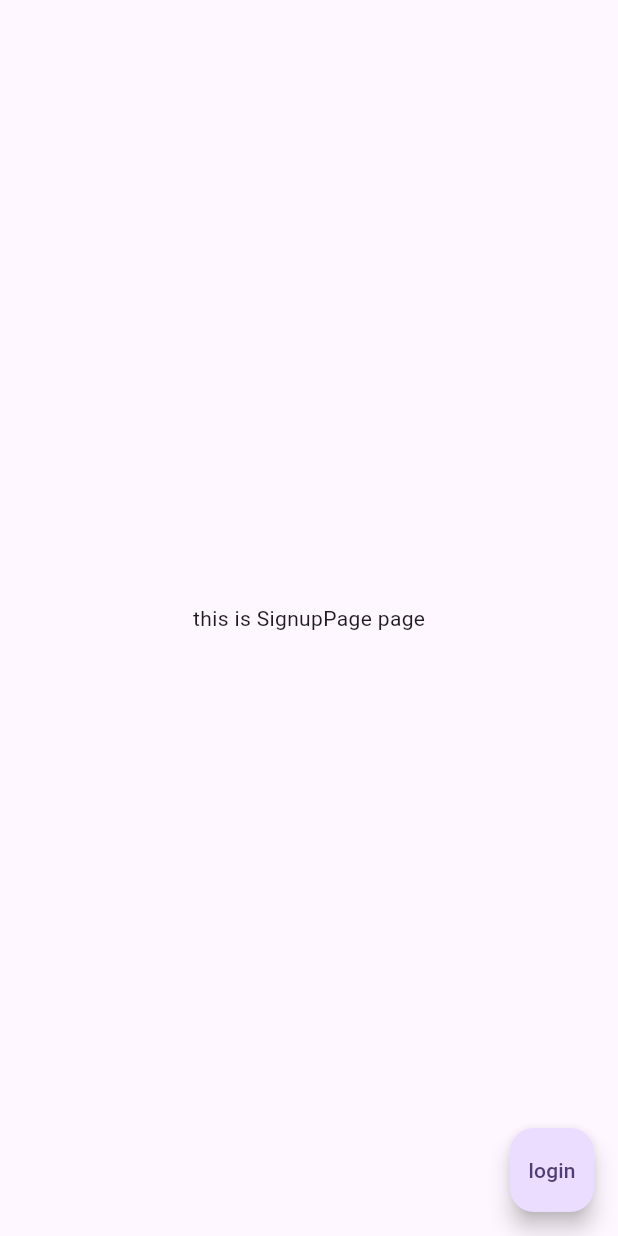
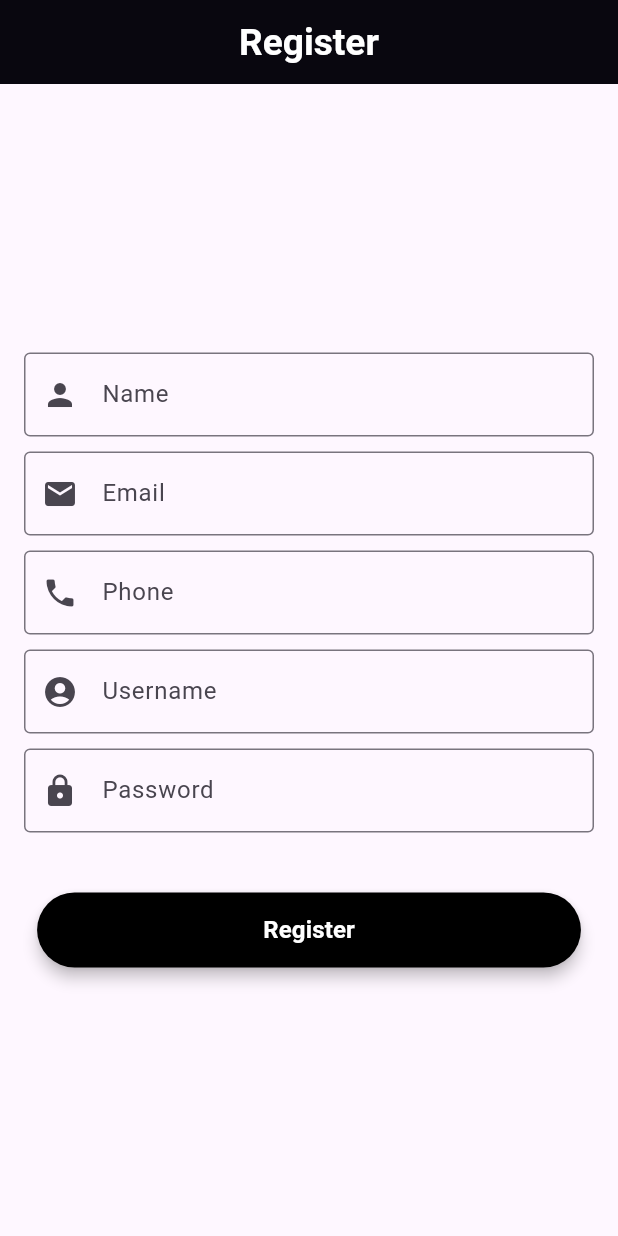
Before and after one commit to Yash-Gupta001/registration_in_bloc, a Flutter app: the screen it shows after launch, on a phone screen of 412 x 824 dp. Run offline on Flutter 3.47's test engine with Material 3 defaults, Android fonts, the phone set to English and light mode, and no system bars; our stand-ins replace double_back_to_close_app, floor, get_it, sqflite; accounts and stored records are empty; generated files the repository leaves out were written again.

Commit message:
ui for registration page done

```diff
--- a/lib/floor_database/entity/employee_entity.dart
+++ b/lib/floor_database/entity/user_entity.dart
@@ -1,27 +1,27 @@
 import 'package:floor/floor.dart';
 
-@Entity(tableName: 'employee_entity')
-class EmployeeEntity {
+@Entity(tableName: 'user_entity')
+class UserEntity {
   @PrimaryKey(autoGenerate: true)
   int? id;
 
   final String name;
   final String email;
   final String phone;
-  final String uid; // username
+  final String username;
   final String password;
 
-  EmployeeEntity({
+  UserEntity({
     this.id,
     required this.name,
     required this.email,
     required this.phone,
     required this.password,
-    required this.uid,
+    required this.username,
   });
 
   @override
   String toString() {
-    return 'Employee(id: $id, uid: $uid, name: $name)';
+    return 'User(id: $id, uid: $username, name: $name)';
   }
 }
--- a/lib/main.dart
+++ b/lib/main.dart
@@ -1,24 +1,29 @@
 import 'package:flutter/material.dart';
 import 'package:registration_in_bloc/presentation/auth/pages/signup.dart';
+import 'service locator/service_locator.dart';
 
-void main() {
-  runApp(const MyApp());
+void main() async {
+  WidgetsFlutterBinding.ensureInitialized();
+
+  try {
+    // Initialize dependency injection from service locator
+    await setup();
+    runApp(const MyApp());
+  } catch (e) {
+    // ignore: avoid_print
+    print('Failed to initialize app: $e');
+  }
 }
 
 class MyApp extends StatelessWidget {
   const MyApp({super.key});
 
-  // This widget is the root of your application.
   @override
   Widget build(BuildContext context) {
     return MaterialApp(
       debugShowCheckedModeBanner: false,
-      title: 'Flutter Demo',
-      theme: ThemeData(
-        colorScheme: ColorScheme.fromSeed(seedColor: Colors.deepPurple),
-        useMaterial3: true,
-      ),
       home: SignupPage(),
+
     );
   }
 }
--- a/lib/presentation/auth/pages/signup.dart
+++ b/lib/presentation/auth/pages/signup.dart
@@ -1,22 +1,118 @@
 import 'package:flutter/material.dart';
 import 'package:registration_in_bloc/presentation/auth/pages/signin.dart';
+import 'package:registration_in_bloc/ui/widgets/app_bar.dart';
+import '../../../ui/widgets/elevated_button.dart';
 
 class SignupPage extends StatelessWidget {
-  const SignupPage({super.key});
+  SignupPage({super.key});
+
+  // Controllers for each TextField
+  final TextEditingController nameController = TextEditingController();
+  final TextEditingController emailController = TextEditingController();
+  final TextEditingController phoneController = TextEditingController();
+  final TextEditingController usernameController = TextEditingController();
+  final TextEditingController passwordController = TextEditingController();
 
   @override
   Widget build(BuildContext context) {
-    return Scaffold(
+    return SafeArea(
+      child: Scaffold(
+        appBar: CustomAppbar(
+          title: 'Register',
+          leading: false
+        ),
         body: Center(
-        child: Text('this is SignupPage page'),
+          child: Padding(
+            padding: const EdgeInsets.all(16.0),
+            child: Column(
+              mainAxisAlignment: MainAxisAlignment.center,
+              children: [
+
+                // Name TextField
+                TextField(
+                  controller: nameController,
+                  autofocus: false,
+                  decoration: InputDecoration(
+                    labelText: 'Name',
+                    border: OutlineInputBorder(),
+                    prefixIcon: Icon(Icons.person),
                   ),
-      floatingActionButton: FloatingActionButton(onPressed: () {
+                ),
+                SizedBox(height: 10),
+
+                // Email TextField
+                TextField(
+                  controller: emailController,
+                  autofocus: false,
+                  decoration: InputDecoration(
+                    labelText: 'Email',
+                    border: OutlineInputBorder(),
+                    prefixIcon: Icon(Icons.email),
+                  ),
+                  keyboardType: TextInputType.emailAddress, // Email keyboard
+                ),
+                SizedBox(height: 10),
+
+                // Phone TextField
+                TextField(
+                  controller: phoneController,
+                  autofocus: false,
+                  decoration: InputDecoration(
+                    labelText: 'Phone',
+                    border: OutlineInputBorder(),
+                    prefixIcon: Icon(Icons.phone),
+                  ),
+                  keyboardType: TextInputType.phone,
+                ),
+                SizedBox(height: 10),
+
+                // Username TextField
+                TextField(
+                  controller: usernameController,
+                  autofocus: false,
+                  decoration: InputDecoration(
+                    labelText: 'Username',
+                    border: OutlineInputBorder(),
+                    prefixIcon: Icon(Icons.account_circle),
+                  ),
+                ),
+                SizedBox(height: 10),
+
+                // Password TextField
+                TextField(
+                  controller: passwordController,
+                  autofocus: false,
+                  obscureText: true,
+                  decoration: InputDecoration(
+                    labelText: 'Password',
+                    border: OutlineInputBorder(),
+                    prefixIcon: Icon(Icons.lock),
+                  ),
+                ),
+                SizedBox(height: 10),
+
+                SizedBox(height: 30),
+                CustomElevatedButton(
+                  title: 'Register',
+                  onPressed: () {
+                    // You can gather the values here and pass them to your logic
+                    String name = nameController.text;
+                    String email = emailController.text;
+                    String phone = phoneController.text;
+                    String username = usernameController.text;
+                    String password = passwordController.text;
+
+                    // For now, navigate to SigninPage
                     Navigator.push(
                       context,
-          MaterialPageRoute(builder: (context) => const SigninPage()),
+                      MaterialPageRoute(builder: (context) => SigninPage()),
                     );
                   },
-      child: Text("login"),
+                ),
+              ],
+            ),
+          ),
+        ),
       ),
     );
   }
--- /dev/null
+++ b/lib/ui/colors/colors.dart
@@ -0,0 +1,4 @@
+import 'package:flutter/material.dart';
+
+const white = Color(0xFFFFFFFF);
+const black = Color(0xFF000000);
--- /dev/null
+++ b/lib/ui/icon/icon.dart
@@ -0,0 +1 @@
+const logout = 0xeaac;
--- /dev/null
+++ b/lib/ui/widgets/app_bar.dart
@@ -0,0 +1,55 @@
+import 'package:flutter/material.dart';
+import 'package:registration_in_bloc/ui/colors/colors.dart';
+
+class CustomAppbar extends StatelessWidget implements PreferredSizeWidget {
+  final String title;
+  final Color backgroundColor;
+  final double elevation;
+  final bool leading; // true or false for back button in appbar
+
+  const CustomAppbar({
+    super.key,
+    required this.title,
+    this.backgroundColor = Colors.black,
+    this.elevation = 4.0,
+    required this.leading,
+  });
+
+  @override
+  Widget build(BuildContext context) {
+    double screenWidth = MediaQuery.of(context).size.width;
+    double screenHeight = MediaQuery.of(context).size.height;
+
+    double appBarHeight = screenHeight * 0.08;
+
+    return AppBar(
+      leading: leading
+          ? IconButton(
+              icon: Icon(
+                Icons.arrow_back,
+                color: white,
+              ),
+              onPressed: () {
+                Navigator.pop(context);
+              },
+            )
+          : null, // This will ensure no leading widget appears if 'leading' is false
+      backgroundColor: backgroundColor,
+      elevation: elevation,
+      title: Center(
+        child: Text(
+          title,
+          style: TextStyle(
+            fontSize: screenWidth * 0.06,
+            fontWeight: FontWeight.bold,
+            color: white,
+          ),
+        ),
+      ),
+      toolbarHeight: appBarHeight,
+    );
+  }
+
+  @override
+  Size get preferredSize => Size.fromHeight(kToolbarHeight);
+}
--- /dev/null
+++ b/lib/ui/widgets/elevated_button.dart
@@ -0,0 +1,45 @@
+import 'package:flutter/material.dart';
+
+import '../colors/colors.dart';
+
+class CustomElevatedButton extends StatelessWidget {
+  final String title;
+  final VoidCallback onPressed;
+  final Color backgroundColor;
+  final double elevation;
+  final double height;
+  final TextStyle? textStyle;
+
+  const CustomElevatedButton({
+    super.key,
+    required this.title,
+    required this.onPressed,
+    this.backgroundColor = black,
+    this.elevation = 4.0,
+    this.height = 50.0,
+    this.textStyle,
+  });
+
+  @override
+  Widget build(BuildContext context) {
+    double width = MediaQuery.of(context).size.width * 0.88;
+
+    return ElevatedButton(
+      onPressed: onPressed,
+      style: ElevatedButton.styleFrom(
+        backgroundColor: backgroundColor,
+        elevation: elevation,
+        minimumSize: Size(width, height),
+      ),
+      child: Text(
+        title,
+        style: textStyle ??
+            TextStyle(
+              fontSize: 16,
+              fontWeight: FontWeight.bold,
+              color: white,
+            ),
+      ),
+    );
+  }
+}
--- a/pubspec.yaml
+++ b/pubspec.yaml
@@ -23,6 +23,8 @@ dependencies:
   floor: ^1.5.0
   dio: ^5.8.0+1
   get_it: ^8.0.3
+  double_back_to_close_app: ^2.1.0
+  any: ^0.0.0
 
 dev_dependencies:
   flutter_test:
```
Also changed, not shown: lib/floor_database/dao/employeedao.dart (+24 -24 lines), lib/floor_database/database/app_database.dart (+3 -4 lines), lib/presentation/auth/pages/signin.dart (+34 -4 lines), lib/presentation/home/user_detail.dart (added, +40 -0 lines), lib/service locator/service_locator.dart (added, +15 -0 lines), lib/ui/widgets/floatingaction_button.dart (added, +45 -0 lines), lib/floor_database/database/app_database.g.dart, pubspec.lock. Lines whose indentation alone changed are shown as unchanged.
